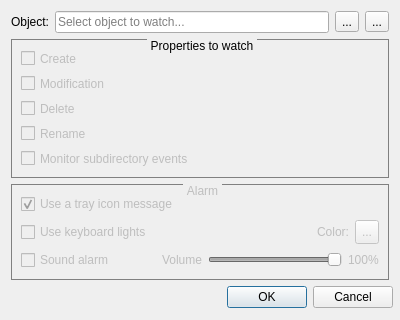
First picture: the form in AddObjectDialog.ui, repository FelixdelasPozas/FilesystemWatcher, before the edit.
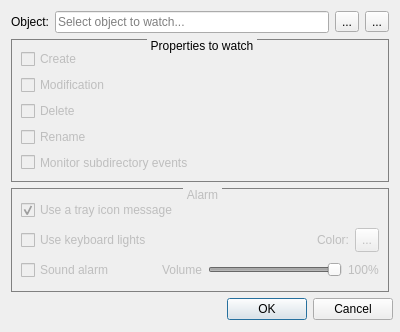
Second picture: the form after the edit. Icons and pictures are not drawn.

What changed in the file:
```diff
--- a/AddObjectDialog.ui
+++ b/AddObjectDialog.ui
@@ -7,19 +7,19 @@
     <x>0</x>
     <y>0</y>
     <width>400</width>
-    <height>320</height>
+    <height>332</height>
    </rect>
   </property>
   <property name="minimumSize">
    <size>
     <width>400</width>
-    <height>320</height>
+    <height>332</height>
    </size>
   </property>
   <property name="maximumSize">
    <size>
     <width>400</width>
-    <height>320</height>
+    <height>332</height>
    </size>
   </property>
   <property name="windowTitle">
@@ -176,6 +176,12 @@
      <layout class="QVBoxLayout" name="verticalLayout_3">
       <item>
        <widget class="QCheckBox" name="m_useTrayMessage">
+        <property name="minimumSize">
+         <size>
+          <width>0</width>
+          <height>24</height>
+         </size>
+        </property>
         <property name="text">
          <string>Use a tray icon message</string>
         </property>
@@ -242,6 +248,12 @@
           <property name="enabled">
            <bool>false</bool>
           </property>
+          <property name="minimumSize">
+           <size>
+            <width>0</width>
+            <height>24</height>
+           </size>
+          </property>
           <property name="value">
            <number>99</number>
           </property>
```
